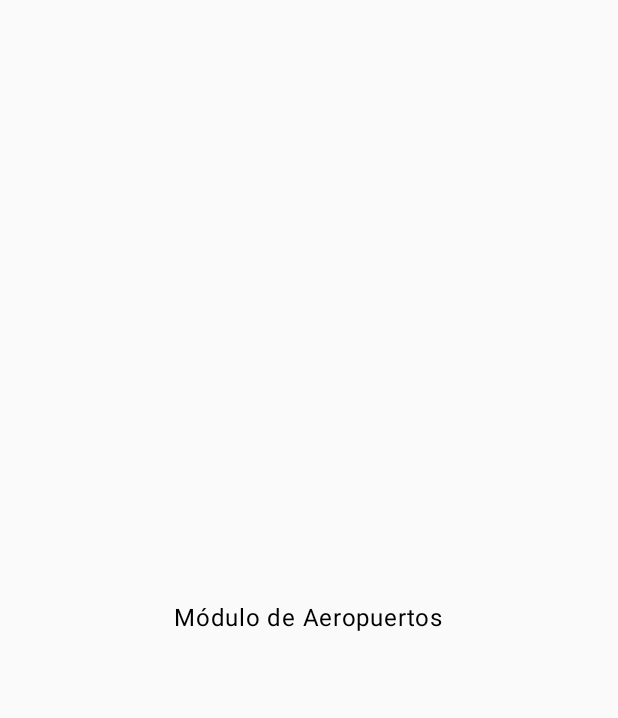
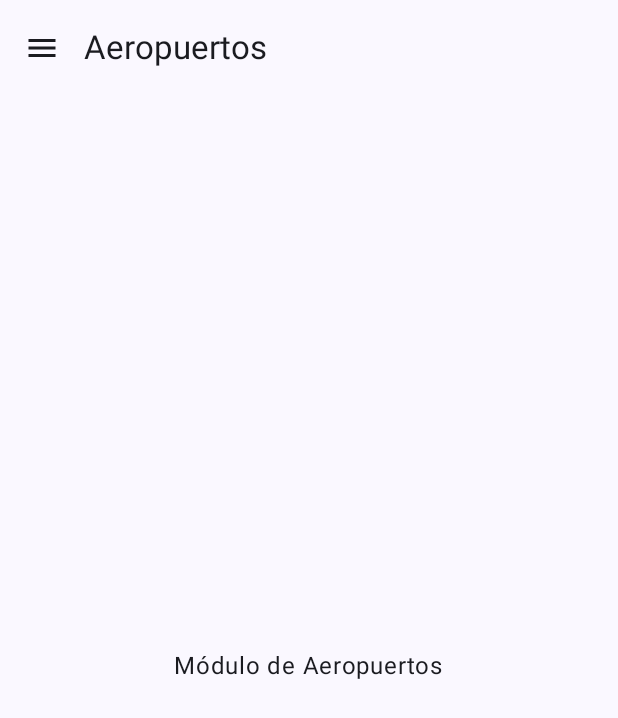
Before and after one commit to TsLexis/ZenithSky-Android-Grupo2, an Android app built with Jetpack Compose: the screen it shows after launch (AirportActivity), after a tap on "Aeropuertos", on a phone screen of 412 x 824 dp. Shown: the top 718 px of the screen. Run offline under Robolectric (Android 15) with nearby library versions, the phone set to English and light mode, and no system bars; our stand-ins replace Room's generated code.

Commit message:
menu lateral global estilo burger

```diff
--- a/app/src/main/java/com/zenithsky/app/AirportActivity.kt
+++ b/app/src/main/java/com/zenithsky/app/AirportActivity.kt
@@ -6,6 +6,7 @@ import androidx.activity.compose.setContent
 import androidx.compose.foundation.layout.Arrangement
 import androidx.compose.foundation.layout.Column
 import androidx.compose.foundation.layout.fillMaxSize
+import androidx.compose.foundation.layout.padding
 import androidx.compose.material3.Text
 import androidx.compose.ui.Alignment
 import androidx.compose.ui.Modifier
@@ -19,15 +20,17 @@ class AirportActivity : ComponentActivity() {
         setContent {
             ZenithSkyTheme {
 
-                Column(
-                    modifier = Modifier.fillMaxSize(),
-                    horizontalAlignment = Alignment.CenterHorizontally,
-                    verticalArrangement = Arrangement.Center
-                ) {
-
-                    Text(
-                        text = "Módulo de Aeropuertos"
-                    )
+                ZenithNavigationScaffold(
+                    currentDestination = ZenithDestination.AIRPORTS,
+                    title = { Text("Aeropuertos") }
+                ) { innerPadding, _ ->
+                    Column(
+                        modifier = Modifier.fillMaxSize().padding(innerPadding),
+                        horizontalAlignment = Alignment.CenterHorizontally,
+                        verticalArrangement = Arrangement.Center
+                    ) {
+                        Text("Módulo de Aeropuertos")
+                    }
                 }
             }
         }
--- a/app/src/main/java/com/zenithsky/app/MainActivity.kt
+++ b/app/src/main/java/com/zenithsky/app/MainActivity.kt
@@ -2,7 +2,6 @@
 package com.zenithsky.app
 
 import android.Manifest
-import android.content.Intent
 import android.content.pm.PackageManager
 import android.os.Build
 import android.os.Bundle
@@ -27,10 +26,7 @@ import com.zenithsky.app.ui.theme.ZenithSkyTheme
 import androidx.compose.runtime.collectAsState
 import androidx.compose.runtime.getValue
 import com.zenithsky.app.data.local.database.ZenithSkyDatabase
-import androidx.compose.material3.ExperimentalMaterial3Api
 import androidx.compose.material3.MaterialTheme
-import androidx.compose.material3.Scaffold
-import androidx.compose.material3.TopAppBar
 
 class MainActivity : ComponentActivity() {
 
@@ -88,39 +84,26 @@ class MainActivity : ComponentActivity() {
                         airplaneCount = airplanes.size,
                         operationCount = operations.size,
 
-                        onAirportsClick = {
-                            startActivity(
-                                Intent(
-                                    this,
-                                    AirportActivity::class.java
-                                )
-                            )
-                        },
+                        onAirportsClick = { navigateToZenithDestination(ZenithDestination.AIRPORTS) },
 
-                        onAirlinesClick = {
-                            startActivity(
-                                Intent(
-                                    this,
-                                    AirlineListActivity::class.java
-                                )
-                            )
-                        },
+                        onAirlinesClick = { navigateToZenithDestination(ZenithDestination.AIRLINES) },
 
-                        onAirplanesClick = {
-                            startActivity(
-                                Intent(
-                                    this,
-                                    AirplaneListActivity::class.java
-                                )
-                            )
-                        }
+                        onAirplanesClick = { navigateToZenithDestination(ZenithDestination.AIRPLANES) }
                     )
 
                 } else {
 
+                    ZenithNavigationScaffold(
+                        currentDestination = ZenithDestination.HOME,
+                        title = { Text("ZenithSky") },
+                        onPermissionNeeded = {
+                            permissionLauncher.launch("android.permission.ACCESS_LOCAL_NETWORK")
+                        }
+                    ) { innerPadding, _ ->
                         Column(
                             modifier = Modifier
                                 .fillMaxSize()
+                                .padding(innerPadding)
                                 .padding(24.dp),
                             horizontalAlignment = Alignment.CenterHorizontally,
                             verticalArrangement = Arrangement.Center
@@ -146,8 +129,8 @@ class MainActivity : ComponentActivity() {
             }
         }
     }
+}
 
-@OptIn(ExperimentalMaterial3Api::class)
 @Composable
 fun MainMenu(
     airlineCount: Int,
@@ -157,15 +140,10 @@ fun MainMenu(
     onAirlinesClick: () -> Unit,
     onAirplanesClick: () -> Unit
 ) {
-    Scaffold(
-        topBar = {
-            TopAppBar(
-                title = {
-                    Text("ZenithSky")
-                }
-            )
-        }
-    ) { innerPadding ->
+    ZenithNavigationScaffold(
+        currentDestination = ZenithDestination.HOME,
+        title = { Text("ZenithSky") }
+    ) { innerPadding, _ ->
 
         Column(
             modifier = Modifier
--- /dev/null
+++ b/app/src/main/java/com/zenithsky/app/ZenithNavigation.kt
@@ -0,0 +1,210 @@
+package com.zenithsky.app
+
+import android.app.Activity
+import android.content.Intent
+import androidx.activity.compose.BackHandler
+import androidx.compose.foundation.layout.PaddingValues
+import androidx.compose.foundation.layout.fillMaxHeight
+import androidx.compose.foundation.layout.padding
+import androidx.compose.foundation.rememberScrollState
+import androidx.compose.foundation.verticalScroll
+import androidx.compose.material3.AlertDialog
+import androidx.compose.material3.DrawerValue
+import androidx.compose.material3.ExperimentalMaterial3Api
+import androidx.compose.material3.Icon
+import androidx.compose.material3.IconButton
+import androidx.compose.material3.MaterialTheme
+import androidx.compose.material3.ModalDrawerSheet
+import androidx.compose.material3.ModalNavigationDrawer
+import androidx.compose.material3.NavigationDrawerItem
+import androidx.compose.material3.NavigationDrawerItemDefaults
+import androidx.compose.material3.Scaffold
+import androidx.compose.material3.Text
+import androidx.compose.material3.TextButton
+import androidx.compose.material3.TopAppBar
+import androidx.compose.material3.rememberDrawerState
+import androidx.compose.runtime.Composable
+import androidx.compose.runtime.getValue
+import androidx.compose.runtime.mutableStateOf
+import androidx.compose.runtime.rememberCoroutineScope
+import androidx.compose.runtime.saveable.rememberSaveable
+import androidx.compose.runtime.setValue
+import androidx.compose.ui.Modifier
+import androidx.compose.ui.graphics.Color
+import androidx.compose.ui.graphics.SolidColor
+import androidx.compose.ui.graphics.vector.ImageVector
+import androidx.compose.ui.graphics.vector.PathParser
+import androidx.compose.ui.platform.LocalContext
+import androidx.compose.ui.unit.dp
+import kotlinx.coroutines.launch
+
+internal enum class ZenithDestination(
+    val label: String,
+    val activityClass: Class<out Activity>,
+    val icon: ImageVector
+) {
+    HOME(
+        "Inicio",
+        MainActivity::class.java,
+        drawerIcon(
+            "Inicio",
+            "M10 20v-6h4v6h5v-9h3L12 2 2 11h3v9z"
+        )
+    ),
+    AIRPORTS(
+        "Aeropuertos",
+        AirportActivity::class.java,
+        drawerIcon(
+            "Aeropuertos",
+            "M3 19h18v2H3zM4 14l-2-4 1.5-.4L6 12l4-.9L7 5l2-.5 5 5.7 5.2-1.3a1.5 1.5 0 0 1 .7 2.9L6 15z"
+        )
+    ),
+    AIRLINES(
+        "Aerolíneas",
+        AirlineListActivity::class.java,
+        drawerIcon(
+            "Aerolíneas",
+            "M20 6h-4V4H8v2H4c-1.1 0-2 .9-2 2v11c0 1.1.9 2 2 2h16c1.1 0 2-.9 2-2V8c0-1.1-.9-2-2-2zM10 6V5h4v1zM6 8h2v11H6zM16 8h2v11h-2z"
+        )
+    ),
+    AIRPLANES(
+        "Aviones",
+        AirplaneListActivity::class.java,
+        drawerIcon(
+            "Aviones",
+            "M21 16v-2l-8-5V3.5a1.5 1.5 0 0 0-3 0V9l-8 5v2l8-2.5V19l-2 1.5V22l3.5-1 3.5 1v-1.5L13 19v-5.5z"
+        )
+    )
+}
+
+private val menuIcon = drawerIcon("Menú", "M3 6h18v2H3zM3 11h18v2H3zM3 16h18v2H3z")
+
+@OptIn(ExperimentalMaterial3Api::class)
+@Composable
+internal fun ZenithNavigationScaffold(
+    currentDestination: ZenithDestination,
+    title: @Composable () -> Unit,
+    hasUnsavedChanges: Boolean = false,
+    navigationLocked: Boolean = false,
+    onPermissionNeeded: (() -> Unit)? = null,
+    onFormExit: (() -> Unit)? = null,
+    content: @Composable (PaddingValues, requestFormExit: () -> Unit) -> Unit
+) {
+    val activity = LocalContext.current as Activity
+    val drawerState = rememberDrawerState(DrawerValue.Closed)
+    val scope = rememberCoroutineScope()
+    var pendingDestination by rememberSaveable { mutableStateOf<ZenithDestination?>(null) }
+
+    var showDiscardDialog by rememberSaveable { mutableStateOf(false) }
+
+    fun requestFormExit() {
+        if (navigationLocked || onFormExit == null) return
+        if (hasUnsavedChanges) {
+            pendingDestination = null
+            showDiscardDialog = true
+        } else {
+            onFormExit()
+        }
+    }
+
+    BackHandler(enabled = drawerState.isOpen || navigationLocked || onFormExit != null) {
+        if (drawerState.isOpen) {
+            scope.launch { drawerState.close() }
+        } else {
+            requestFormExit()
+        }
+    }
+
+    ModalNavigationDrawer(
+        drawerState = drawerState,
+        gesturesEnabled = drawerState.isOpen && !navigationLocked,
+        drawerContent = {
+            ModalDrawerSheet(
+                modifier = Modifier.fillMaxHeight().verticalScroll(rememberScrollState())
+            ) {
+                Text(
+                    text = "ZenithSky",
+                    style = MaterialTheme.typography.titleLarge,
+                    modifier = Modifier.padding(horizontal = 28.dp, vertical = 24.dp)
+                )
+                ZenithDestination.entries.forEach { destination ->
+                    NavigationDrawerItem(
+                        label = { Text(destination.label) },
+                        icon = { Icon(destination.icon, contentDescription = null) },
+                        selected = destination == currentDestination,
+                        onClick = {
+                            if (navigationLocked) return@NavigationDrawerItem
+                            scope.launch {
+                                drawerState.close()
+                                if (activity.javaClass == destination.activityClass) return@launch
+                                if (onPermissionNeeded != null) {
+                                    onPermissionNeeded()
+                                } else if (hasUnsavedChanges) {
+                                    pendingDestination = destination
+                                    showDiscardDialog = true
+                                } else {
+                                    activity.navigateToZenithDestination(destination)
+                                }
+                            }
+                        },
+                        modifier = Modifier.padding(NavigationDrawerItemDefaults.ItemPadding)
+                    )
+                }
+            }
+        }
+    ) {
+        Scaffold(
+            topBar = {
+                TopAppBar(
+                    title = title,
+                    navigationIcon = {
+                        IconButton(
+                            enabled = !navigationLocked,
+                            onClick = { scope.launch { drawerState.open() } }
+                        ) {
+                            Icon(menuIcon, contentDescription = "Abrir menú de navegación")
+                        }
+                    }
+                )
+            },
+            content = { padding -> content(padding, ::requestFormExit) }
+        )
+    }
+
+    if (showDiscardDialog) {
+        AlertDialog(
+            onDismissRequest = { showDiscardDialog = false },
+            title = { Text("¿Descartar los cambios?") },
+            text = { Text("Si sales del formulario, se perderán los cambios sin guardar.") },
+            confirmButton = {
+                TextButton(
+                    onClick = {
+                        showDiscardDialog = false
+                        val destination = pendingDestination
+                        if (destination == null) onFormExit?.invoke()
+                        else activity.navigateToZenithDestination(destination)
+                        pendingDestination = null
+                    }
+                ) { Text("Descartar cambios") }
+            },
+            dismissButton = {
+                TextButton(onClick = { showDiscardDialog = false }) { Text("Seguir editando") }
+            }
+        )
+    }
+}
+
+internal fun Activity.navigateToZenithDestination(destination: ZenithDestination) {
+    if (javaClass == destination.activityClass) return
+
+    startActivity(
+        Intent(this, destination.activityClass)
+            .addFlags(Intent.FLAG_ACTIVITY_CLEAR_TOP or Intent.FLAG_ACTIVITY_SINGLE_TOP)
+    )
+    if (this !is MainActivity) finish()
+}
+
+private fun drawerIcon(name: String, path: String): ImageVector =
+    ImageVector.Builder(name, 24.dp, 24.dp, 24f, 24f)
+        .addPath(pathData = PathParser().parsePathString(path).toNodes(), fill = SolidColor(Color.Black))
+        .build()
--- a/app/src/main/java/com/zenithsky/app/data/network/ApiClient.kt
+++ b/app/src/main/java/com/zenithsky/app/data/network/ApiClient.kt
@@ -17,8 +17,8 @@ object ApiClient {
     //IP Evans:
     //IP Bryan:
     //IP Eduardo:
-    private const val BASE_URL = "http://192.168.50.130:5000/"
-    //private const val BASE_URL = "http://10.0.2.2:5093/"
+    //private const val BASE_URL = "http://192.168.50.130:5000/"
+    private const val BASE_URL = "http://10.0.2.2:5093/"
     //Retrofit se encarga de realizar las peticiones HTTP entre Android Studio y el Backend
     val retrofit: Retrofit by lazy {
         Retrofit.Builder()
```
Also changed, not shown: app/src/main/java/com/zenithsky/app/AirlineFormActivity.kt (+15 -30 lines), app/src/main/java/com/zenithsky/app/AirlineListActivity.kt (+4 -29 lines), app/src/main/java/com/zenithsky/app/AirplaneFormActivity.kt (+19 -16 lines), app/src/main/java/com/zenithsky/app/AirplaneListActivity.kt (+6 -30 lines). Lines whose indentation alone changed are shown as unchanged.
